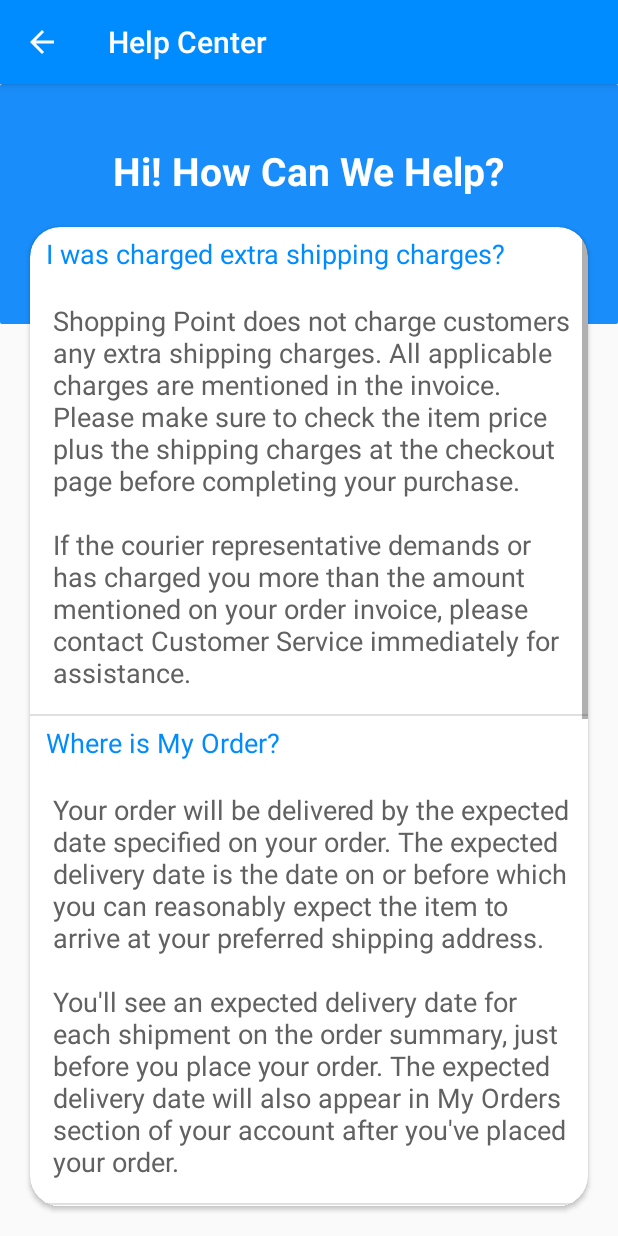
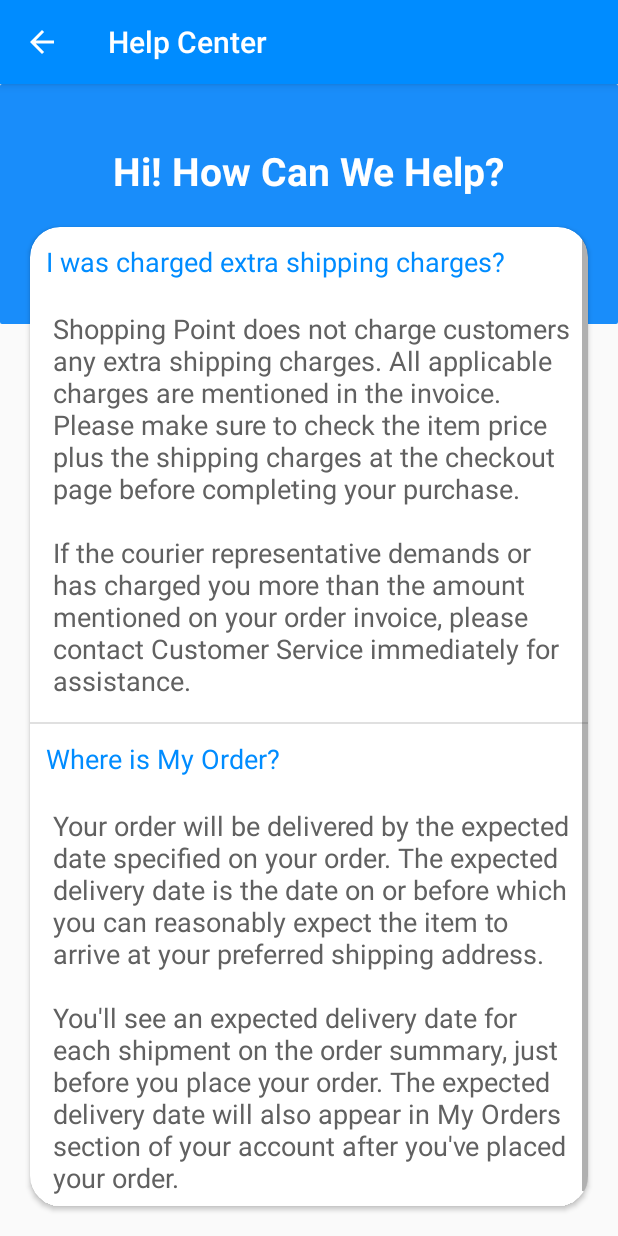
Before and after one commit to Pooja0504/Vendor-Shopping-Point, an Android app: the HelpActivity screen opened directly, with no data from a screen before it, on a phone screen of 412 x 824 dp. Run offline under Robolectric (Android 15) with nearby library versions, the phone set to English and light mode, and no system bars; our stand-ins replace data binding.

Commit message:
help ui changes - updated

```diff
--- a/app/src/main/res/layout/help_list_item.xml
+++ b/app/src/main/res/layout/help_list_item.xml
@@ -11,6 +11,7 @@
             android:id="@+id/txtQuestion"
             android:layout_width="wrap_content"
             android:layout_height="wrap_content"
+            android:layout_marginTop="@dimen/dimen5dp"
             android:layout_marginStart="@dimen/dimen5dp"
             android:layout_marginEnd="@dimen/dimen5dp"
             android:ellipsize="end"
```
